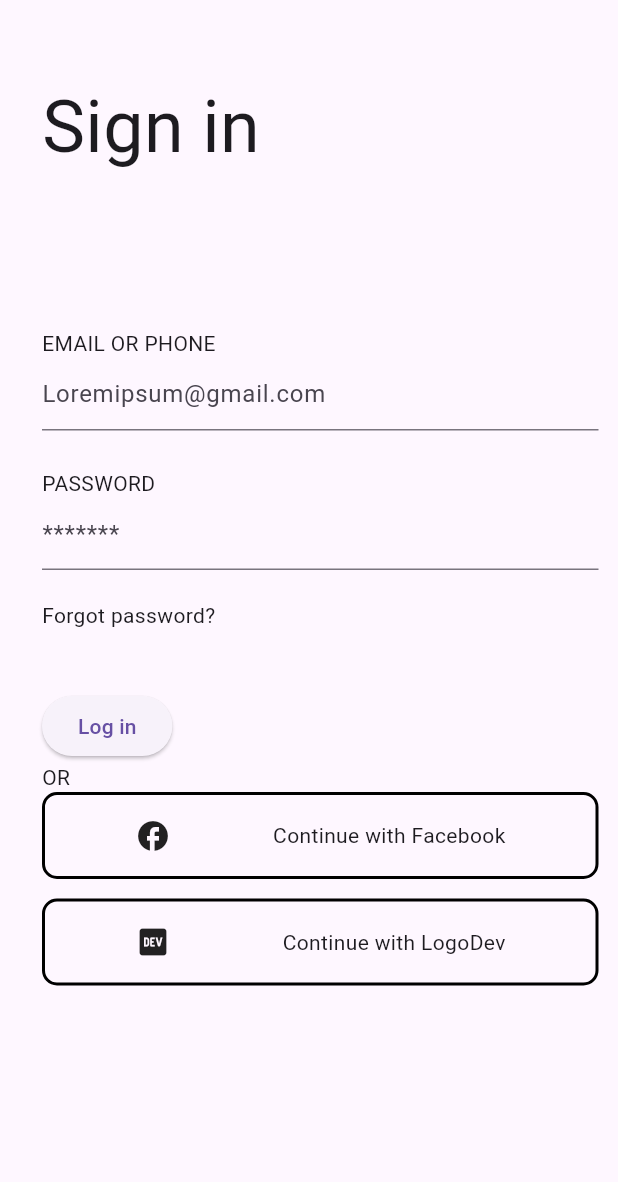
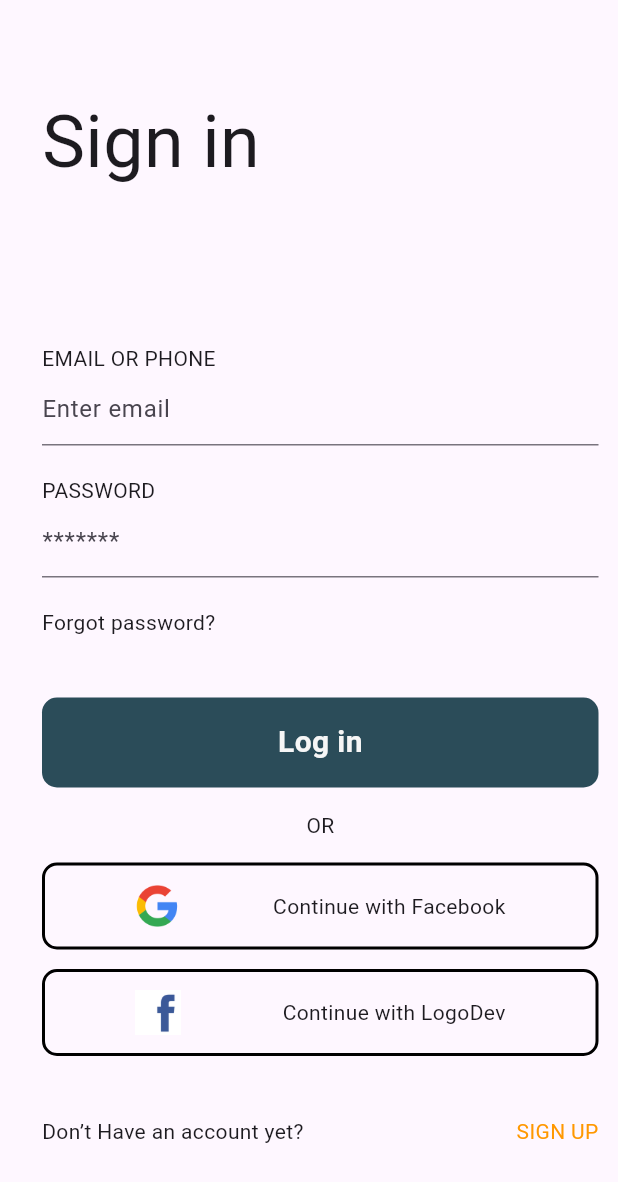
Before and after one commit to stazdebraz/car_app, a Flutter app: the screen it shows after launch, after a tap on "Get Started", on a phone screen of 412 x 824 dp. Shown: the top 1182 px of the screen. Run offline on Flutter 3.47's test engine with Material 3 defaults, Android fonts, the phone set to English and light mode, and no system bars; our stand-ins replace fluttertoast, shared_preferences.

Commit message:
[feat] fix auth bugs

```diff
--- /dev/null
+++ b/car_app/lib/core/extensions/list_extension.dart
@@ -0,0 +1,6 @@
+import 'package:flutter/material.dart';
+
+extension ListExtension on List<int> {
+  EdgeInsets get symmetricPadding => EdgeInsets.symmetric(
+      vertical: first.toDouble(), horizontal: last.toDouble());
+}
--- a/car_app/lib/core/resource/app_assets.dart
+++ b/car_app/lib/core/resource/app_assets.dart
@@ -1,4 +1,6 @@
 abstract class AppAssets {
   static const String welcomeBg = 'assets/welcome_bg.png';
   static const String welcomeLogo = 'assets/welcome_logo.png';
+  static const String chrome = 'assets/chrome.png';
+  static const String facebook = 'assets/facebook.png';
 }
--- /dev/null
+++ b/car_app/lib/core/services/shared_prefs.dart
@@ -0,0 +1,23 @@
+import 'package:shared_preferences/shared_preferences.dart';
+
+class SharedPrefs {
+  Future<void> save({
+    required String key,
+    required String value,
+  }) async {
+    final prefs = await SharedPreferences.getInstance();
+    prefs.setString(key, value);
+  }
+
+  Future<String?> read({
+    required String key,
+  }) async {
+    final prefs = await SharedPreferences.getInstance();
+    return prefs.getString(key);
+  }
+}
+
+abstract class StorageKey {
+  static const String login = 'LOGIN';
+  static const String password = 'PASSWORD';
+}
--- a/car_app/lib/core/theme/app_colors.dart
+++ b/car_app/lib/core/theme/app_colors.dart
@@ -3,4 +3,5 @@ import 'package:flutter/material.dart';
 abstract class AppColors {
   static const Color textColor = Color(0xffF6F6F6);
   static Color textColor81 = const Color(0xffF6F6F6).withOpacity(0.81);
+  static const Color mainColor = Color(0xff2B4C59);
 }
--- /dev/null
+++ b/car_app/lib/features/auth/screens/auth_button.dart
@@ -0,0 +1,38 @@
+import 'package:car_app/core/extensions/int_extension.dart';
+import 'package:car_app/core/extensions/list_extension.dart';
+import 'package:car_app/core/extensions/textstyle_extension.dart';
+import 'package:car_app/core/theme/app_textstyles.dart';
+import 'package:flutter/material.dart';
+
+class AuthButton extends StatelessWidget {
+  const AuthButton({
+    required this.image,
+    required this.text,
+    super.key,
+  });
+  final String text;
+  final String image;
+
+  @override
+  Widget build(BuildContext context) {
+    return Container(
+      padding: [12, 60].symmetricPadding,
+      decoration: BoxDecoration(
+          borderRadius: 10.borderRadius,
+          border: Border.all(color: Colors.black, width: 2)),
+      child: Row(
+        mainAxisAlignment: MainAxisAlignment.spaceBetween,
+        children: [
+          SizedBox(
+            height: 30,
+            child: Image.asset(image),
+          ),
+          Text(
+            text,
+            style: AppTextstyles.regular.setSize(14),
+          ),
+        ],
+      ),
+    );
+  }
+}
--- /dev/null
+++ b/car_app/lib/features/auth/screens/auth_text_field.dart
@@ -0,0 +1,33 @@
+import 'package:car_app/core/extensions/textstyle_extension.dart';
+import 'package:car_app/core/theme/app_textstyles.dart';
+import 'package:flutter/material.dart';
+
+class AuthTextField extends StatelessWidget {
+  const AuthTextField({
+    required this.controller,
+    required this.hint,
+    required this.title,
+    super.key,
+  });
+
+  final String title;
+  final String hint;
+  final TextEditingController controller;
+
+  @override
+  Widget build(BuildContext context) {
+    return Column(
+      crossAxisAlignment: CrossAxisAlignment.start,
+      children: [
+        Text(
+          title,
+          style: AppTextstyles.regular.setSize(14),
+        ),
+        TextFormField(
+          controller: controller,
+          decoration: InputDecoration(hintText: hint),
+        ),
+      ],
+    );
+  }
+}
--- /dev/null
+++ b/car_app/lib/features/auth/screens/sign_in/sign_in_screen.dart
@@ -0,0 +1,137 @@
+import 'package:car_app/core/extensions/context_extension.dart';
+import 'package:car_app/core/extensions/int_extension.dart';
+import 'package:car_app/core/extensions/list_extension.dart';
+import 'package:car_app/core/extensions/textstyle_extension.dart';
+import 'package:car_app/core/mixins/app_notice.dart';
+import 'package:car_app/core/resource/app_assets.dart';
+import 'package:car_app/core/services/shared_prefs.dart';
+import 'package:car_app/core/theme/app_colors.dart';
+import 'package:car_app/core/theme/app_textstyles.dart';
+import 'package:car_app/features/auth/screens/auth_button.dart';
+import 'package:car_app/features/auth/screens/auth_text_field.dart';
+import 'package:car_app/features/auth/screens/sign_in/sign_up_screen.dart';
+import 'package:car_app/features/home/home_screen.dart';
+import 'package:flutter/material.dart';
+
+class SignInScreen extends StatefulWidget {
+  const SignInScreen({super.key});
+
+  @override
+  State<SignInScreen> createState() => _SignInScreenState();
+}
+
+class _SignInScreenState extends State<SignInScreen> with AppNotice {
+  final _loginController = TextEditingController();
+  final _passwordController = TextEditingController();
+  final _prefs = SharedPrefs();
+
+  @override
+  void dispose() {
+    _loginController.dispose();
+    _passwordController.dispose();
+    super.dispose();
+  }
+
+  @override
+  Widget build(BuildContext context) {
+    return Scaffold(
+      body: SafeArea(
+        child: Padding(
+          padding: const EdgeInsets.only(left: 28, right: 13),
+          child: Column(
+            mainAxisAlignment: MainAxisAlignment.start,
+            crossAxisAlignment: CrossAxisAlignment.start,
+            children: [
+              60.verticalSpace,
+              Text(
+                'Sign in',
+                style: AppTextstyles.regular.setSize(48),
+              ),
+              100.verticalSpace,
+              AuthTextField(
+                controller: _loginController,
+                hint: 'Enter email',
+                title: 'EMAIL OR PHONE',
+              ),
+              20.verticalSpace,
+              AuthTextField(
+                controller: _passwordController,
+                hint: '*******',
+                title: 'PASSWORD',
+              ),
+              20.verticalSpace,
+              const Text('Forgot password?'),
+              40.verticalSpace,
+              InkWell(
+                onTap: () async {
+                  final login = await _prefs.read(key: StorageKey.login);
+                  final password = await _prefs.read(key: StorageKey.password);
+                  if (login == _loginController.text &&
+                      password == _passwordController.text) {
+                    showSuccess(message: 'Успешный вход');
+                    context.push(
+                      const HomeScreen(),
+                    );
+                  } else {
+                    showError(errorText: 'Ошибка при авторизации');
+                  }
+                },
+                child: Container(
+                  height: 60,
+                  padding: [12, 60].symmetricPadding,
+                  width: double.infinity,
+                  decoration: BoxDecoration(
+                      color: AppColors.mainColor,
+                      borderRadius: BorderRadius.circular(10)),
+                  child: Center(
+                    child: SizedBox(
+                      child: Text(
+                        'Log in',
+                        style: AppTextstyles.semiBold
+                            .setSize(20)
+                            .copyWith(color: AppColors.textColor),
+                      ),
+                    ),
+                  ),
+                ),
+              ),
+              15.verticalSpace,
+              const Center(child: Text('OR')),
+              15.verticalSpace,
+              const AuthButton(
+                image: AppAssets.chrome,
+                text: 'Continue with Facebook',
+              ),
+              13.verticalSpace,
+              const AuthButton(
+                image: AppAssets.facebook,
+                text: 'Continue with LogoDev',
+              ),
+              40.verticalSpace,
+              Row(
+                mainAxisAlignment: MainAxisAlignment.spaceBetween,
+                children: [
+                  const Text('Don’t Have an account yet?'),
+                  InkWell(
+                    onTap: () {
+                      Navigator.push(
+                        context,
+                        MaterialPageRoute(
+                          builder: (context) => const SignUpScreen(),
+                        ),
+                      );
+                    },
+                    child: const Text(
+                      'SIGN UP',
+                      style: TextStyle(color: Colors.orange),
+                    ),
+                  ),
+                ],
+              )
+            ],
+          ),
+        ),
+      ),
+    );
+  }
+}
--- a/car_app/lib/features/auth/screens/sign_in_button.dart
+++ /dev/null
@@ -1,31 +0,0 @@
-import 'package:flutter/material.dart';
-
-class SignInButton extends StatelessWidget {
-  const SignInButton({
-    required this.image,
-    required this.text,
-    super.key,
-  });
-  final String text;
-  final Widget image;
-
-  @override
-  Widget build(BuildContext context) {
-    return Container(
-      padding: const EdgeInsets.symmetric(vertical: 12, horizontal: 60),
-      decoration: BoxDecoration(
-          borderRadius: BorderRadius.circular(10),
-          border: Border.all(color: Colors.black, width: 2)),
-      child: Row(
-        mainAxisAlignment: MainAxisAlignment.spaceBetween,
-        children: [
-          SizedBox(
-            height: 30,
-            child: image,
-          ),
-          Text(text),
-        ],
-      ),
-    );
-  }
-}
--- a/car_app/lib/features/auth/screens/sign_in_screen.dart
+++ /dev/null
@@ -1,76 +0,0 @@
-import 'package:car_app/core/extensions/textstyle_extension.dart';
-import 'package:car_app/core/theme/app_textstyles.dart';
-import 'package:car_app/features/auth/screens/sign_in_button.dart';
-import 'package:flutter/material.dart';
-
-class SignInScreen extends StatelessWidget {
-  const SignInScreen({super.key});
-
-  @override
-  Widget build(BuildContext context) {
-    return Scaffold(
-      body: SafeArea(
-        child: Padding(
-          padding: const EdgeInsets.only(left: 28, right: 13),
-          child: Column(
-            mainAxisAlignment: MainAxisAlignment.start,
-            crossAxisAlignment: CrossAxisAlignment.start,
-            children: [
-              const SizedBox(
-                height: 50,
-              ),
-              Text(
-                'Sign in',
-                style: AppTextstyles.regular.setSize(48),
-              ),
-              const SizedBox(
-                height: 100,
-              ),
-              Text(
-                'EMAIL OR PHONE',
-                style: AppTextstyles.regular.setSize(14),
-              ),
-              TextFormField(
-                decoration:
-                    const InputDecoration(hintText: 'Loremipsum@gmail.com'),
-              ),
-              const SizedBox(
-                height: 25,
-              ),
-              Text(
-                'PASSWORD',
-                style: AppTextstyles.regular.setSize(14),
-              ),
-              TextFormField(
-                decoration: const InputDecoration(hintText: '*******'),
-              ),
-              const SizedBox(
-                height: 20,
-              ),
-              Text('Forgot password?'),
-              const SizedBox(
-                height: 40,
-              ),
-              ElevatedButton(
-                onPressed: () {},
-                child: Text('Log in'),
-              ),
-              Text('OR'),
-              const SignInButton(
-                image: Icon(Icons.facebook),
-                text: 'Continue with Facebook',
-              ),
-              const SizedBox(
-                height: 13,
-              ),
-              const SignInButton(
-                image: Icon(Icons.logo_dev),
-                text: 'Continue with LogoDev',
-              ),
-            ],
-          ),
-        ),
-      ),
-    );
-  }
-}
--- a/car_app/lib/features/welcome/welcome_screen.dart
+++ b/car_app/lib/features/welcome/welcome_screen.dart
@@ -1,6 +1,6 @@
 import 'package:car_app/core/resource/app_assets.dart';
 import 'package:car_app/core/theme/app_colors.dart';
-import 'package:car_app/features/auth/screens/sign_in_screen.dart';
+import 'package:car_app/features/auth/screens/sign_in/sign_in_screen.dart';
 import 'package:flutter/material.dart';
 
 class WelcomeScreen extends StatelessWidget {
--- a/car_app/pubspec.yaml
+++ b/car_app/pubspec.yaml
@@ -35,6 +35,8 @@ dependencies:
   # The following adds the Cupertino Icons font to your application.
   # Use with the CupertinoIcons class for iOS style icons.
   cupertino_icons: ^1.0.8
+  shared_preferences: ^2.3.5
+  fluttertoast: ^8.2.10
 
 dev_dependencies:
   flutter_test:
```
Also changed, not shown: car_app/lib/core/extensions/context_extension.dart (added, +10 -0 lines), car_app/lib/core/extensions/int_extension.dart (added, +20 -0 lines), car_app/lib/core/mixins/app_notice.dart (added, +28 -0 lines), car_app/lib/features/auth/screens/sign_in/sign_up_screen.dart (added, +117 -0 lines), car_app/lib/features/home/home_screen.dart (added, +14 -0 lines), car_app/assets/chrome.png (added), car_app/assets/facebook.png (added), car_app/pubspec.lock, 10 other files.
